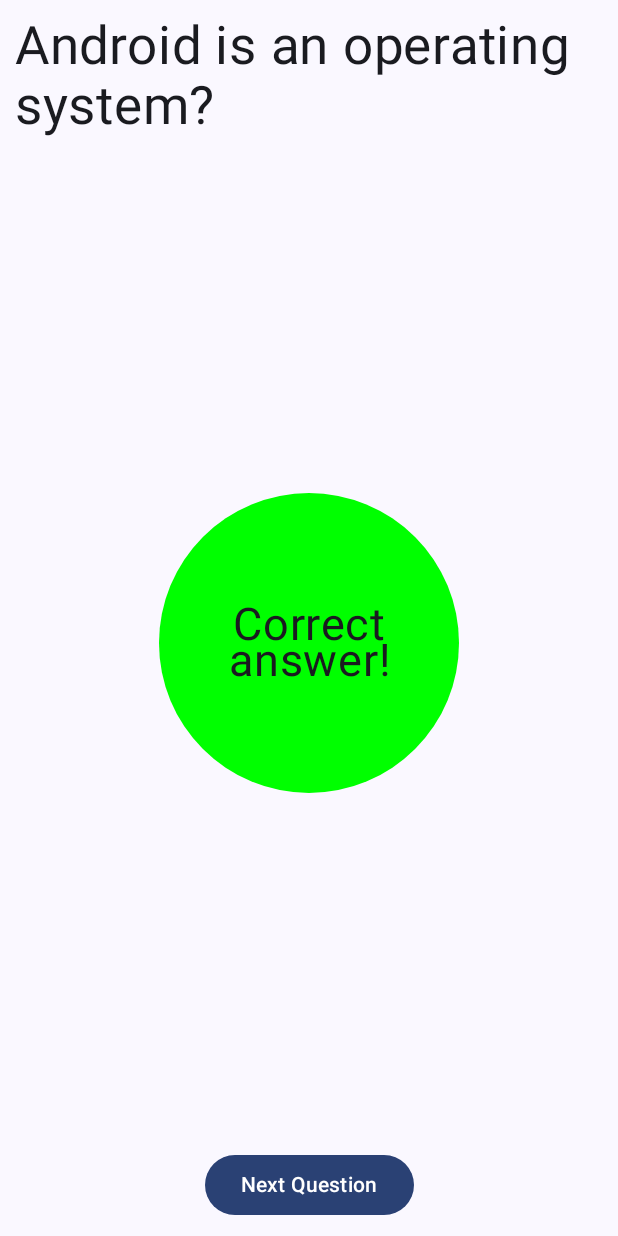
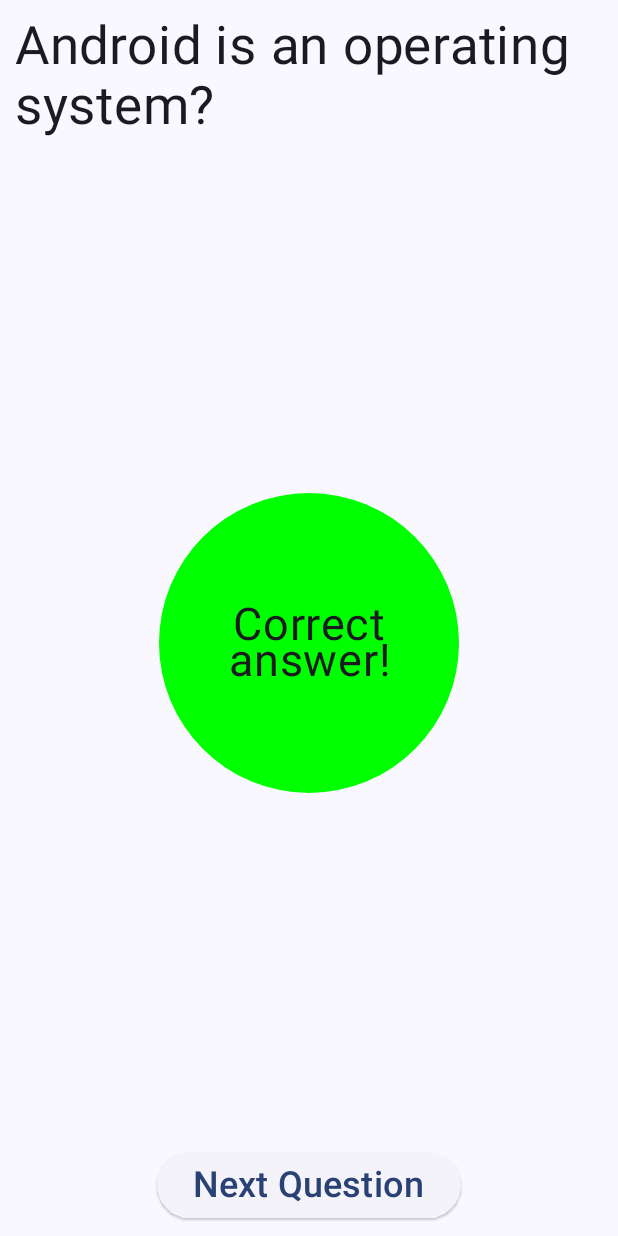
Before and after one commit to BarrakBM/Task-Android-Compose-UI, an Android app built with Jetpack Compose: the screen it shows after launch (MainActivity), after a tap on "True", on a phone screen of 412 x 824 dp. Run offline under Robolectric (Android 15) with nearby library versions, the phone set to English and light mode, and no system bars.

```diff
--- a/app/src/main/java/com/example/myapplication/MainActivity.kt
+++ b/app/src/main/java/com/example/myapplication/MainActivity.kt
@@ -9,12 +9,16 @@ import androidx.compose.foundation.layout.Arrangement
 import androidx.compose.foundation.layout.Box
 import androidx.compose.foundation.layout.Column
 import androidx.compose.foundation.layout.Row
+import androidx.compose.foundation.layout.Spacer
 import androidx.compose.foundation.layout.fillMaxSize
 import androidx.compose.foundation.layout.fillMaxWidth
+import androidx.compose.foundation.layout.height
 import androidx.compose.foundation.layout.padding
 import androidx.compose.foundation.layout.size
+import androidx.compose.foundation.layout.width
 import androidx.compose.foundation.shape.CircleShape
 import androidx.compose.material3.Button
+import androidx.compose.material3.ElevatedButton
 import androidx.compose.material3.Scaffold
 import androidx.compose.material3.Text
 import androidx.compose.runtime.Composable
@@ -26,6 +30,7 @@ import androidx.compose.ui.Alignment
 import androidx.compose.ui.Modifier
 import androidx.compose.ui.draw.clip
 import androidx.compose.ui.graphics.Color
+import androidx.compose.ui.graphics.Shape
 import androidx.compose.ui.text.font.FontWeight
 import androidx.compose.ui.text.style.TextAlign
 import androidx.compose.ui.tooling.preview.Preview
@@ -63,6 +68,7 @@ fun QuestionsActivity(modifier: Modifier = Modifier) {
     // remember current question
     var currentQuestionIndex by remember { mutableStateOf(0) }
 
+    var score by remember { mutableStateOf(0) }
     // set to false to not show the result at the beginning till user choose an answer it will set to true
     var result by remember { mutableStateOf(false) }
     // store user answer (null since it's empty when app activity starts)
@@ -72,13 +78,16 @@ fun QuestionsActivity(modifier: Modifier = Modifier) {
     if (currentQuestionIndex < questionsList.size) {
         // assign $currentQuestion to the question and $correctAnswer to answer
         val (currentQuestion, correctAnswer) = questionsList[currentQuestionIndex]
+
         // check if user answerd and the answer is correct by comparing it to the correct answer
         val answeredCorrectly = result && userAnswer == correctAnswer
 
         Column(
             horizontalAlignment = Alignment.CenterHorizontally,
             verticalArrangement = Arrangement.SpaceBetween,
-            modifier = modifier.fillMaxSize().padding(10.dp)
+            modifier = modifier
+                .fillMaxSize()
+                .padding(10.dp)
         ) {
             // get current question
             Text(
@@ -88,118 +97,125 @@ fun QuestionsActivity(modifier: Modifier = Modifier) {
                 modifier = Modifier
             )
 
-            if(result && userAnswer != null){
+            // if user choose an answer and result are not null (show result)
+            if (result && userAnswer != null) {
                 ShowResult(userAnswer == correctAnswer)
             }
             // if answer is correct
-            if(answeredCorrectly){
-                Button(onClick = {
-                    // move to next question
-                    currentQuestionIndex++
-                    result = false
-                    userAnswer = null
-                }) {
-                    Text("Next Question")
+            if (answeredCorrectly && currentQuestionIndex != questionsList.size) {
+                ElevatedButton(
+                    onClick = {
+                        // move to next question
+                        currentQuestionIndex++
+                        result = false
+                        userAnswer = null
+                        score++
+                    }, modifier
+                ) {
+                    Text(
+                        text = "Next Question",
+                        fontSize = 24.sp
+                    )
                 }
             } else {
                 // if answer is not correct or user hasn't answer
                 Row(horizontalArrangement = Arrangement.spacedBy(16.dp)) {
-                    Button(onClick = {
-                        userAnswer = true
-                        result = true
-                    }) { Text("True") }
-                    Button(onClick = {
-                        userAnswer = false
-                        result = true
-                    }) { Text("False") }
+                    ElevatedButton(
+                        onClick = {
+                            userAnswer = true // user answer
+                            result = true // check that user answered
+                        }, modifier = modifier
+
+                    ) {
+                        Text(
+                            text = "True",
+                            fontSize = 24.sp
+                        )
+                    }
+
+                    // false button
+                    ElevatedButton(
+                        onClick = {
+                            userAnswer = false // user answer
+                            result = true // check that user answered
+                        },
+                        modifier = modifier
+                    ) {
+                        Text(
+                            text = "False",
+                            fontSize = 24.sp
+                        )
+                    }
                 }
+            }
+        }
+    } else {
+        Column(
+            horizontalAlignment = Alignment.CenterHorizontally,
+            verticalArrangement = Arrangement.Center,
+            modifier = Modifier.fillMaxSize()
+        ) {
+            ShowScore(score)
+
+            // Add some spacing between score and button
+            Spacer(modifier = Modifier.height(32.dp))
+
+            ElevatedButton(
+                onClick = {
+                    // Reset all state variables to restart the game
+                    currentQuestionIndex = 0
+                    score = 0
+                    result = false
+                    userAnswer = null
+                }
+            ) {
+                Text(
+                    text = "Restart Game",
+                    fontSize = 24.sp
+                )
             }
         }
     }
 }
 
-//@Composable
-//fun Question(modifier: Modifier = Modifier, question: String, correctAnswer: Boolean,  onNextQuestion: () -> Unit) {
-//
-//
-//    // set to false to not show the result at the beginning till user choose an answer it will set to true
-//    var result by remember { mutableStateOf(false) }
-//    // store user answer (null since it's empty when app activity starts)
-//    var userAnswer by remember { mutableStateOf<Boolean?>(null) }
-//
-//    // check if user choose an answer and it's correct
-//    val answeredCorrectly = result && userAnswer == correctAnswer
-//    Column(
-//        horizontalAlignment = Alignment.CenterHorizontally,
-//        verticalArrangement = Arrangement.SpaceBetween,
-//        modifier = modifier
-//            .fillMaxSize()
-//            .padding(10.dp)
-//    ) {
-//        // question
-//        Text(
-//            text = question,
-//            fontSize = 35.sp,
-//            lineHeight = 40.sp,
-//            modifier = Modifier
-//        )
-//
-//        // check if result and user answer not null
-//        if(result && userAnswer != null){
-//            val isCorrect = userAnswer == correctAnswer
-//            ShowResult(isCorrect)
-//        }
-//
-//        // if user answered correctly, show next question box
-//        if(answeredCorrectly){
-//            Button(
-//                onClick = onNextQuestion,
-//            ) {
-//                Text(
-//                    text = "Next Question",
-//                    fontSize = 18.sp
-//                )
-//            }
-//        }
-//        // true false
-//        Row(
-//            horizontalArrangement = Arrangement.spacedBy(16.dp)
-//        ) {
-//            // when user click true
-//            Button(onClick = {
-//                userAnswer = true // save answer
-//                result = true     // show result
-//            }) {
-//                Text("True")
-//            }
-//            // when user click false
-//            Button(onClick = {
-//                userAnswer = false
-//                result = true     // show result
-//            }) {
-//                Text("False")
-//            }
-//        }
-//    }
-//}
 
 @Composable
-fun ShowResult(isCorrectAnswer: Boolean, modifier: Modifier = Modifier){
+fun ShowResult(isCorrectAnswer: Boolean, modifier: Modifier = Modifier) {
     val boxColor = if (isCorrectAnswer) Color.Green else Color.Red
     val resultText = if (isCorrectAnswer) "Correct answer!" else "Wrong answer!"
 
     // circle
     Box(
-        modifier = Modifier
+        modifier = modifier
             .size(200.dp)
-            .background(boxColor, CircleShape)
-            , contentAlignment = Alignment.Center
-    ){
+            .background(boxColor, CircleShape),
+        contentAlignment = Alignment.Center
+    ) {
         Text(
             text = resultText,
             textAlign = TextAlign.Center,
             fontSize = 30.sp
-            )
-
+        )
     }
 }
+
+@Composable
+fun ShowScore(score: Int, modifier: Modifier = Modifier) {
+    val backgroundColor = Color.Blue
+    var scoreResult by remember { mutableStateOf(score) }
+
+    // Remove fillMaxSize() since it's now part of a Column layout
+    Box(
+        modifier = modifier
+            .size(200.dp)
+            .background(backgroundColor, CircleShape),
+        contentAlignment = Alignment.Center
+    ) {
+        Text(
+            text = scoreResult.toString(),
+            textAlign = TextAlign.Center,
+            fontSize = 30.sp,
+            color = Color.White
+        )
+    }
+}
```
